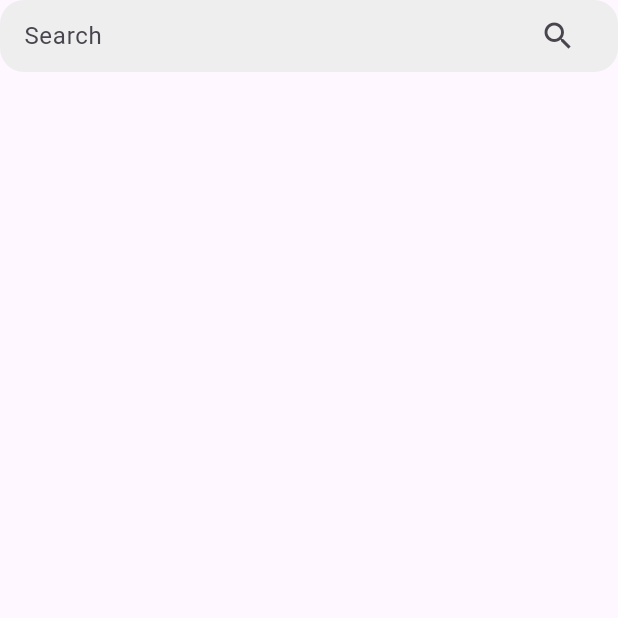
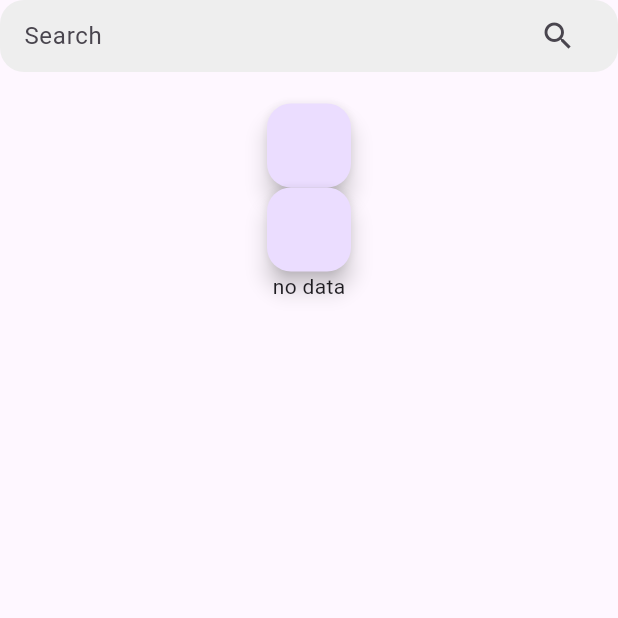
Before and after one commit to khalid123231/Side_Dish, a Flutter app: the RestaurantList screen opened directly, after a tap on the "search" icon, on a phone screen of 412 x 824 dp, the top half of it. Run offline on Flutter 3.47's test engine with Material 2 defaults, Android fonts, the phone set to English and light mode, and no system bars; our stand-ins replace cloud_firestore, firebase_core, firebase_storage, google_fonts, image_picker, sqflite; accounts and stored records are empty.

Commit message:
rest list

```diff
--- a/lib/RestaurantsList.dart
+++ b/lib/RestaurantsList.dart
@@ -1,10 +1,11 @@
+import 'package:cloud_firestore/cloud_firestore.dart';
 import 'package:flutter/cupertino.dart';
 import 'package:flutter/material.dart';
 import 'package:food_delivery_app_v3/khalids%20material/SBar.dart';
 import 'package:food_delivery_app_v3/khalids%20material/global%20variabls/v.dart';
 
 class RestaurantList extends StatefulWidget {
-String w ='sss';
+
 
   RestaurantList({super.key}) {
     // TODO: implement RestaurantList
@@ -17,13 +18,65 @@ String w ='sss';
 
 class _RestaurantListState extends State<RestaurantList> {
 
+  String w ='';
+  callback(varw){
+    setState(() {
+      w=varw;
+    });
 
+  }
+
+  late List<Map<String, dynamic>> documents ;
+  bool islooded = false;
+
+
+  void fetchData() async {
+    List<Map<String, dynamic>> temp = [];
+    QuerySnapshot querySnapshot = await FirebaseFirestore.instance.collection('restaurant').get();
+    querySnapshot.docs.forEach((e) { temp.add(e.data() as Map<String, dynamic>); });
+    setState(() {
+      documents = temp;
+      islooded =true;
+    });
+    void initState() {
+      super.initState();
+      fetchData();
+    }
+
+  }
   @override
   Widget build(BuildContext context) {
+
     return   Scaffold(
       body: SingleChildScrollView(
         child: Column(
-          children: [ SBar1()
+          crossAxisAlignment: CrossAxisAlignment.center,
+          mainAxisSize: MainAxisSize.min,
+          children: [ SBar1(callbackfunction: callback,),
+            Text(w),FloatingActionButton(onPressed: () async {
+              FirebaseFirestore firestore = FirebaseFirestore.instance;
+              CollectionReference collectionRef = firestore.collection('restaurant');
+              collectionRef.get().then((QuerySnapshot querySnapshot) {
+                for (QueryDocumentSnapshot documentSnapshot in querySnapshot.docs) {
+                  Map<String, dynamic> data = documentSnapshot.data() as Map<String, dynamic>;
+                 print(data['Restaurant name']) ;
+                }
+              });
+            },) ,FloatingActionButton(onPressed: () { fetchData(); },), SizedBox(child: islooded?ListView.builder(
+              scrollDirection: Axis.vertical,
+              shrinkWrap: true,
+              itemCount: documents.length, // Replace with the actual number of items
+              itemBuilder: (context, index) {
+
+
+
+                return ListTile(leading: Image.network(documents[index]['Restaurant logo']),
+
+                  title: Text(documents[index]['Restaurant name']
+                  ),
+                );
+              },
+            ):Text('no data') ,height:500 ,)
 
           ],
         ),
--- a/lib/khalids material/SBar.dart
+++ b/lib/khalids material/SBar.dart
@@ -1,7 +1,11 @@
 import 'package:flutter/material.dart';
 
 class SBar1 extends StatelessWidget {
-  const SBar1({Key? key}) : super(key: key);
+  final Function callbackfunction;
+  final usernameController = TextEditingController();
+
+   SBar1({Key? key, required this.callbackfunction, }) : super(key: key);
+
 
   @override
   Widget build(BuildContext context) {
@@ -15,6 +19,7 @@ class SBar1 extends StatelessWidget {
         children: [
           Expanded(
             child: TextField(
+              controller: usernameController,
               decoration: InputDecoration(
                 border: InputBorder.none,
                 hintText: 'Search',
@@ -22,7 +27,9 @@ class SBar1 extends StatelessWidget {
             ),
           ),
           IconButton(
-            onPressed: () {},
+            onPressed: () {
+              callbackfunction(usernameController.text);
+            },
             icon: const Icon(Icons.search),
           ),
         ],
```
